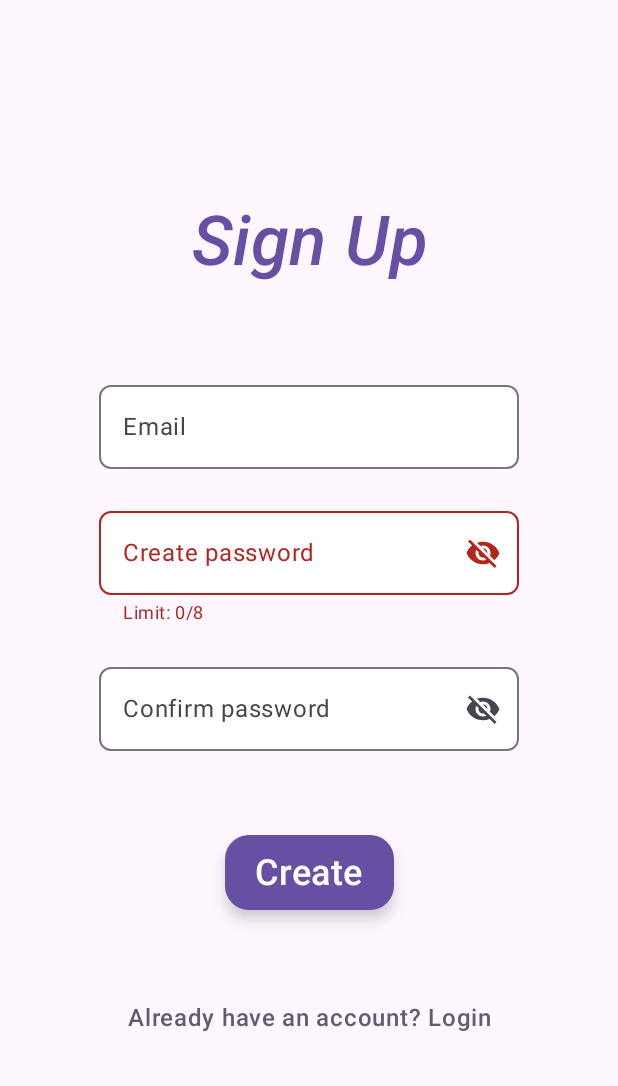
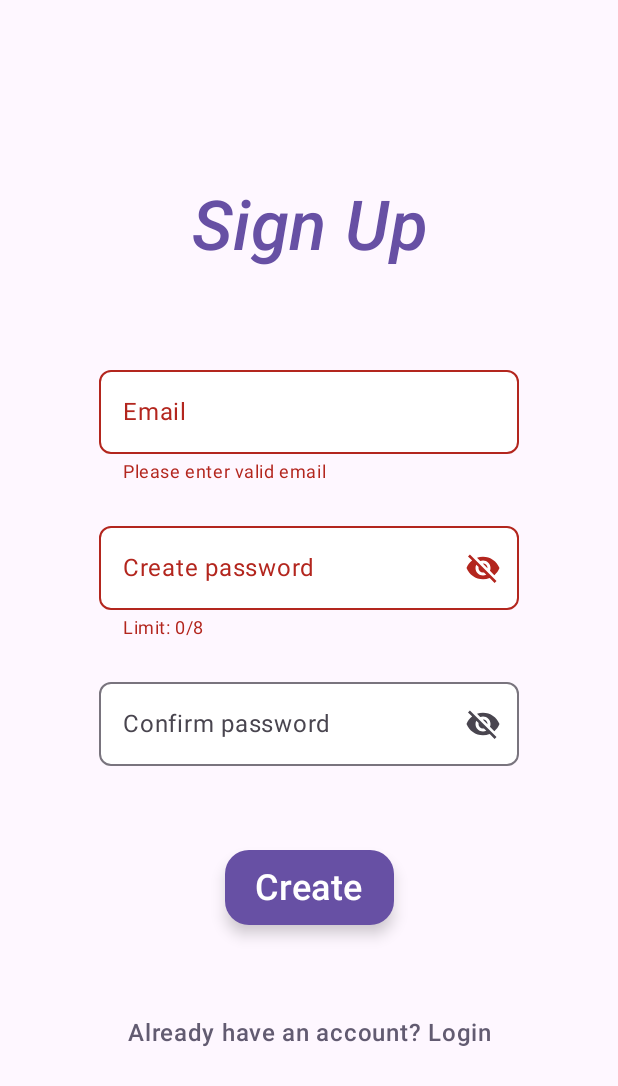
Before and after one commit to GudokVlad-Pilot/QuestCreator, an Android app built with Jetpack Compose: the CreatorSignUpScreen screen opened through its navigation route, after a tap on "Create", on a phone screen of 412 x 824 dp. Shown: the top 1086 px of the screen. Run offline under Robolectric (Android 15) with nearby library versions, the phone set to English and light mode, and no system bars.

Commit message:
Local sign in rules for username added

```diff
--- a/app/src/main/java/com/example/questcreator/creator/CreatorSignUpPage.kt
+++ b/app/src/main/java/com/example/questcreator/creator/CreatorSignUpPage.kt
@@ -56,17 +56,10 @@ fun CreatorSignUpScreen(navController: NavController) {
     var passwordConfirmVisible by rememberSaveable { mutableStateOf(false) }
     var isErrorMin by rememberSaveable { mutableStateOf(false) }
     var isErrorConfirm by rememberSaveable { mutableStateOf(false) }
+    var isErrorUsername by rememberSaveable { mutableStateOf(false) }
+    val emailRegex = Regex("^[A-Za-z0-9._%+-]+@[A-Za-z0-9.-]+\\.[A-Z|a-z]{2,}\$")
     val charMin = 8
     val context = LocalContext.current
-
-//    // Rules for the password
-//    val charMin = 8
-//    fun validateMin(text: String) {
-//        isErrorMin = text.length < charMin
-//    }
-//    fun validateConfirm(text: String, textConfirm: String) {
-//        isErrorConfirm = text != textConfirm
-//    }
 
     Surface(color = MaterialTheme.colorScheme.background) {
         Column(
@@ -95,6 +88,16 @@ fun CreatorSignUpScreen(navController: NavController) {
                     disabledIndicatorColor = MaterialTheme.colorScheme.surfaceVariant,
                 ),
                 singleLine = true,
+                isError = isErrorUsername,
+                supportingText = {
+                    if (isErrorUsername) {
+                        Text(
+                            modifier = Modifier.fillMaxWidth(),
+                            text = "Please enter valid email",
+                            color = MaterialTheme.colorScheme.error
+                        )
+                    }
+                },
                 label = {
                     Text("Email", fontSize = 16.sp)
                 },
@@ -184,7 +187,10 @@ fun CreatorSignUpScreen(navController: NavController) {
                 onClick = {
                     isErrorMin = password.length < charMin
                     isErrorConfirm = password != passwordConfirm
-                          // TODO write the create account logic
+                    isErrorUsername = !username.contains(emailRegex)
+                    if (!isErrorConfirm && !isErrorMin && !isErrorUsername) {
+                        navController.navigate(Screen.CreatorConfirmationScreen.route)
+                    }
                 },
                 content = { Text("Create", fontSize = 24.sp, color = MaterialTheme.colorScheme.onPrimary) },
                 containerColor = MaterialTheme.colorScheme.primary,
--- a/app/src/main/java/com/example/questcreator/navigation/Navigation.kt
+++ b/app/src/main/java/com/example/questcreator/navigation/Navigation.kt
@@ -10,6 +10,7 @@ import androidx.navigation.NavHostController
 import androidx.navigation.compose.NavHost
 import androidx.navigation.compose.composable
 import androidx.navigation.compose.rememberNavController
+import com.example.questcreator.creator.CreatorConfirmationScreen
 import com.example.questcreator.creator.CreatorLoginScreen
 import com.example.questcreator.creator.CreatorSignUpScreen
 import com.example.questcreator.general.LandingScreen
@@ -29,6 +30,9 @@ fun Navigation(navController: NavHostController = rememberNavController()) {
         }
         composable(route = Screen.CreatorSignUpScreen.route) {
             CreatorSignUpScreen(navController = navController)
+        }
+        composable(route = Screen.CreatorConfirmationScreen.route) {
+            CreatorConfirmationScreen(navController = navController)
         }
     }
 }
--- a/app/src/main/java/com/example/questcreator/navigation/Screen.kt
+++ b/app/src/main/java/com/example/questcreator/navigation/Screen.kt
@@ -5,4 +5,5 @@ sealed class Screen(val route: String) {
     object LandingScreen : Screen("landing")
     object CreatorLoginScreen : Screen("creator_login")
     object CreatorSignUpScreen : Screen("creator_sign_up")
+    object CreatorConfirmationScreen : Screen("creator_confirmation")
 }
```
Also changed, not shown: app/src/main/java/com/example/questcreator/creator/CreatorConfirmationPage.kt (added, +55 -0 lines).
